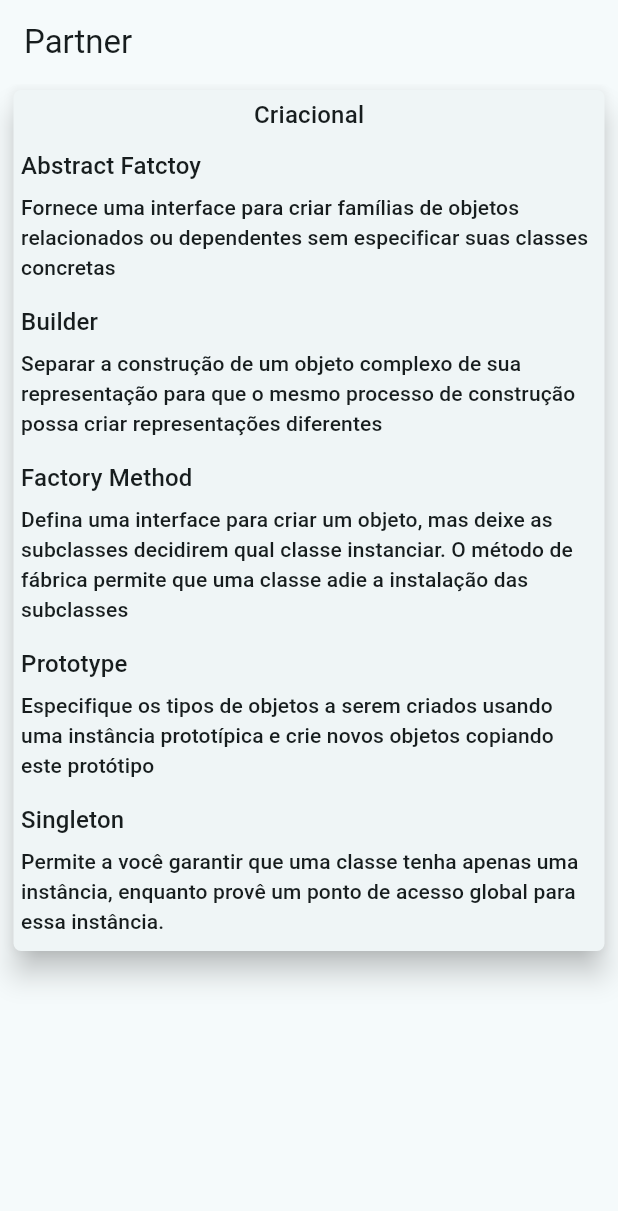
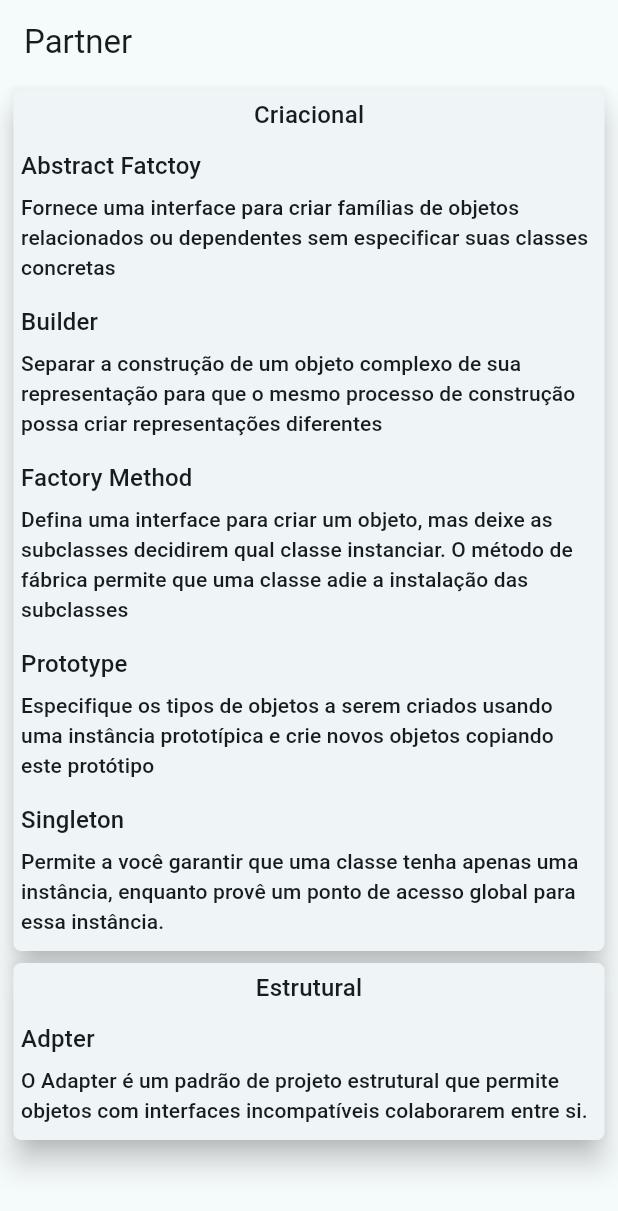
Before and after one commit to PereiraSantos/design_patterns_flutter, a Flutter app: the screen it shows after launch, on a phone screen of 412 x 824 dp. Shown: the top 1211 px of the screen. Run offline on Flutter 3.47's test engine with Material 3 defaults, Android fonts, the phone set to English and light mode, and no system bars.

Commit message:
Adicionado adpter

```diff
--- a/lib/dashboard/pages/home.dart
+++ b/lib/dashboard/pages/home.dart
@@ -2,6 +2,7 @@ import 'package:flutter/material.dart';
 import 'package:pattern/dashboard/componet/card_custom.dart';
 import 'package:pattern/dashboard/componet/description.dart';
 import 'package:pattern/dashboard/componet/text_custom.dart';
+import 'package:pattern/dashboard/usercases/adapter.dart';
 import 'package:pattern/dashboard/usercases/abstract_factory.dart';
 import 'package:pattern/dashboard/usercases/builder.dart';
 import 'package:pattern/dashboard/usercases/factory_method.dart';
@@ -17,7 +18,8 @@ class Home extends StatelessWidget {
       appBar: AppBar(
         title: const Text("Partner"),
       ),
-      body: Column(
+      body: SingleChildScrollView(
+        child: Column(
           mainAxisAlignment: MainAxisAlignment.start,
           children: [
             SizedBox(
@@ -47,8 +49,21 @@ class Home extends StatelessWidget {
                   Description(label: const Singleton().description())
                 ],
               ),
+            ),
+            SizedBox(
+              width: double.maxFinite,
+              child: CardCustom(
+                child: [
+                  const Center(child: TextCustom(label: 'Estrutural')),
+                  GestureDetector(
+                      onTap: () => Navigator.pushNamed(context, '/adapter'),
+                      child: TextCustom(label: const Adapter().title())),
+                  Description(label: const Adapter().description()),
+                ],
+              ),
             )
           ],
+        ),
       ),
     );
   }
--- /dev/null
+++ b/lib/dashboard/usercases/adapter.dart
@@ -0,0 +1,12 @@
+import 'package:pattern/dashboard/usercases/partner.dart';
+
+class Adapter implements Partner {
+  const Adapter();
+
+  @override
+  String description() =>
+      'O Adapter é um padrão de projeto estrutural que permite objetos com interfaces incompatíveis colaborarem entre si.';
+
+  @override
+  String title() => 'Adpter';
+}
--- a/lib/main.dart
+++ b/lib/main.dart
@@ -5,6 +5,7 @@ import 'package:pattern/creational/factory_method/page/factory_method_exemple.da
 import 'package:pattern/creational/prototype/page/protoype_exemple.dart';
 import 'package:pattern/creational/singleton/page/singleton_exemple.dart';
 import 'package:pattern/dashboard/pages/home.dart';
+import 'package:pattern/structural/page/adapter_exemple.dart';
 
 void main() {
   runApp(const MyApp());
@@ -20,7 +21,7 @@ class MyApp extends StatelessWidget {
       theme: ThemeData(
         colorScheme: ColorScheme.fromSeed(
           seedColor: Colors.white,
-          background: Colors.white,
+          //  background: Colors.white,
           onPrimary: Colors.red,
           onTertiary: Colors.orange,
         ),
@@ -33,6 +34,7 @@ class MyApp extends StatelessWidget {
         '/factory': (context) => const FactoryMethodExemple(),
         '/prototype': (context) => const PrototypeExemple(),
         '/singleton': (context) => const SingletonExemple(),
+        '/adapter': (context) => const AdapterExemple(),
       },
     );
   }
--- a/pubspec.yaml
+++ b/pubspec.yaml
@@ -35,6 +35,7 @@ dependencies:
   # The following adds the Cupertino Icons font to your application.
   # Use with the CupertinoIcons class for iOS style icons.
   cupertino_icons: ^1.0.2
+  xml: ^6.5.0
 
 dev_dependencies:
   flutter_test:
```
Also changed, not shown: lib/structural/adapter/json_contacts_api.dart (added, +27 -0 lines), lib/structural/adapter/xml_contacts_api.dart (added, +26 -0 lines), lib/structural/contact/contact.dart (added, +11 -0 lines), lib/structural/contacts_adpater/json_contact_adapter.dart (added, +36 -0 lines), lib/structural/contacts_adpater/xml_contacts_adapter.dart (added, +35 -0 lines), lib/structural/page/adapter_exemple.dart (added, +34 -0 lines), lib/structural/page/contact_section.dart (added, +38 -0 lines), pubspec.lock. Lines whose indentation alone changed are shown as unchanged.
